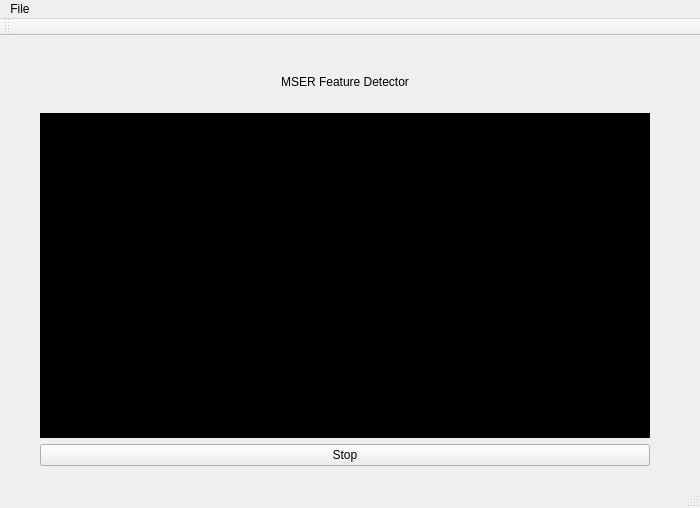
The window that mainwindow.ui (Anexon/PDEC) describes before a commit, drawn with Qt 5.
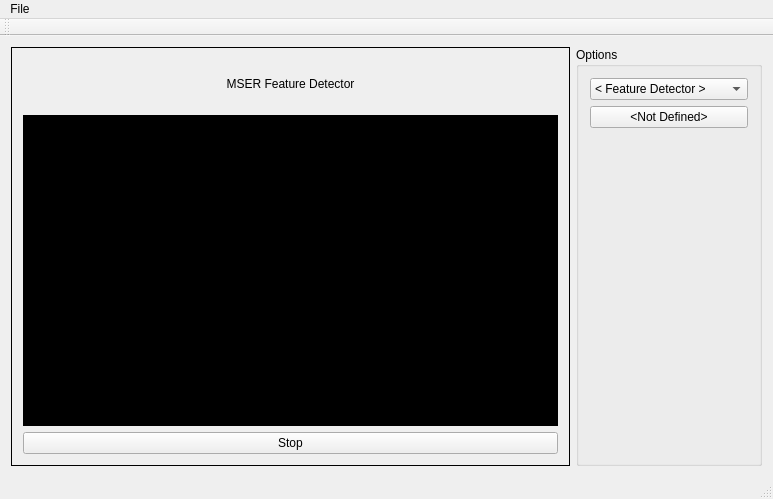
The same window after the commit.

Commit message: Creación de Layouts y funcionalidades previas MSER

```diff
--- a/mainwindow.ui
+++ b/mainwindow.ui
@@ -6,27 +6,36 @@
    <rect>
     <x>0</x>
     <y>0</y>
-    <width>700</width>
-    <height>508</height>
+    <width>773</width>
+    <height>499</height>
    </rect>
   </property>
   <property name="windowTitle">
    <string>MainWindow</string>
   </property>
+  <property name="autoFillBackground">
+   <bool>false</bool>
+  </property>
   <widget class="QWidget" name="centralWidget">
-   <widget class="QWidget" name="">
-    <property name="geometry">
-     <rect>
-      <x>40</x>
-      <y>10</y>
-      <width>621</width>
-      <height>431</height>
-     </rect>
-    </property>
-    <layout class="QVBoxLayout" name="verticalLayout">
-     <property name="leftMargin">
+   <property name="layoutDirection">
+    <enum>Qt::LeftToRight</enum>
+   </property>
+   <layout class="QHBoxLayout" name="horizontalLayout" stretch="6,2">
+    <item>
+     <widget class="QFrame" name="frame">
+      <property name="frameShape">
+       <enum>QFrame::Panel</enum>
+      </property>
+      <property name="frameShadow">
+       <enum>QFrame::Plain</enum>
+      </property>
+      <property name="lineWidth">
+       <number>1</number>
+      </property>
+      <property name="midLineWidth">
       <number>0</number>
      </property>
+      <layout class="QVBoxLayout" name="verticalLayout">
      <item>
       <widget class="QLabel" name="label_1">
        <property name="sizePolicy">
@@ -74,13 +83,58 @@
      </item>
     </layout>
    </widget>
+    </item>
+    <item>
+     <widget class="QGroupBox" name="groupBox">
+      <property name="title">
+       <string>Options</string>
+      </property>
+      <layout class="QVBoxLayout" name="verticalLayout_2">
+       <item>
+        <widget class="QComboBox" name="comboBox">
+         <item>
+          <property name="text">
+           <string>&lt; Feature Detector &gt;</string>
+          </property>
+         </item>
+         <item>
+          <property name="text">
+           <string>MSER</string>
+          </property>
+         </item>
+        </widget>
+       </item>
+       <item>
+        <widget class="QPushButton" name="pushButton">
+         <property name="text">
+          <string>&lt;Not Defined&gt;</string>
+         </property>
+        </widget>
+       </item>
+       <item>
+        <spacer name="verticalSpacer">
+         <property name="orientation">
+          <enum>Qt::Vertical</enum>
+         </property>
+         <property name="sizeHint" stdset="0">
+          <size>
+           <width>20</width>
+           <height>323</height>
+          </size>
+         </property>
+        </spacer>
+       </item>
+      </layout>
+     </widget>
+    </item>
+   </layout>
   </widget>
   <widget class="QMenuBar" name="menuBar">
    <property name="geometry">
     <rect>
      <x>0</x>
      <y>0</y>
-     <width>700</width>
+     <width>773</width>
      <height>19</height>
     </rect>
    </property>
```
Lines whose indentation alone changed are shown as unchanged. The commit also changes 4 other files.
